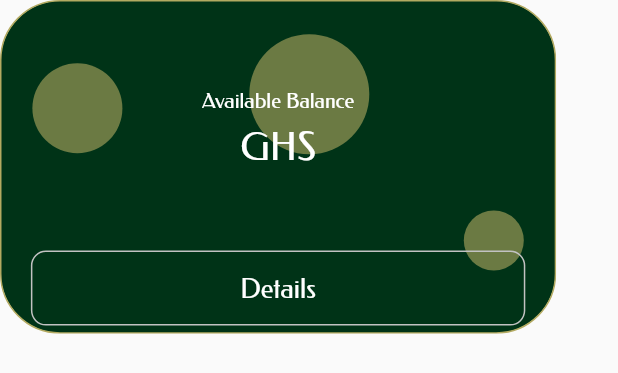
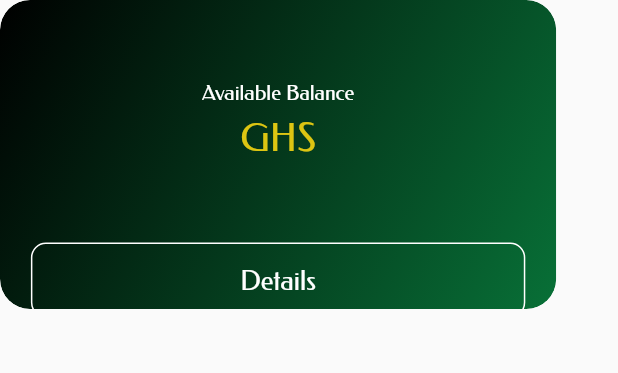
Before and after one commit to Qweku/expense_tracker, a Flutter app: the AccountCard widget shown alone on an empty page, opened directly with empty values, on a phone screen of 412 x 824 dp. Shown: the top 373 px of the screen. Run offline on Flutter 3.47's test engine with Material 2 defaults, Android fonts, the phone set to English and light mode, and no system bars; our stand-ins replace flutter_local_notifications, localstorage, rxdart, timezone; missing offline and left inert: gsheets; key blocks and very long unbroken strings in the code were emptied for the run.

```diff
--- a/lib/components/constants.dart
+++ b/lib/components/constants.dart
@@ -5,9 +5,9 @@ final double width =
 final double height =
     MediaQueryData.fromWindow(WidgetsBinding.instance.window).size.height;
 
-Color primaryColor = const Color.fromARGB(255, 0, 51, 23);
+Color primaryColor = Color.fromARGB(255, 8, 112, 55);
 Color primaryColorDark = const Color.fromARGB(255, 0, 4, 51);
-Color primaryColorLight = const Color.fromARGB(255, 179, 170, 97);
+Color primaryColorLight = Color.fromARGB(255, 221, 197, 18);
 
 TextStyle headline1 = const TextStyle(fontSize: 25, color: Colors.black);
 TextStyle headline2 =
@@ -23,7 +23,7 @@ final int year = DateTime.now().year;
 final int hour = DateTime.now().hour;
 final int min = DateTime.now().minute;
 
-final String currentTime = "$hour:${min < 10 ?"0$min":"$min"}";
+final String currentTime = "$hour:${min < 10 ? "0$min" : "$min"}";
 
 final String today = "$day ${months[month - 1]} $year";
 
--- a/lib/main.dart
+++ b/lib/main.dart
@@ -23,9 +23,9 @@ class MyApp extends StatelessWidget {
       theme: ThemeData(
           primarySwatch: Colors.blue,
           fontFamily: 'Federo',
-          primaryColor: const Color.fromARGB(255, 0, 51, 23),
+          primaryColor: Color.fromARGB(255, 9, 71, 37),
           primaryColorDark: const Color.fromARGB(255, 0, 4, 51),
-          primaryColorLight: const Color.fromARGB(255, 179, 170, 97),
+          primaryColorLight: Color.fromARGB(255, 202, 181, 18),
           textTheme: const TextTheme(
               headline1: TextStyle(fontSize: 25, color: Colors.black),
               headline2: TextStyle(fontSize: 25, color: Colors.white),
--- a/lib/screens/AccountsList.dart
+++ b/lib/screens/AccountsList.dart
@@ -231,7 +231,7 @@ class _AccountListState extends State<AccountList> {
                   color: primaryColor,
                 ),
                 Expanded(
-                  child: Container(color: primaryColorLight),
+                  child: Container(color: Color.fromARGB(255, 238, 238, 238)),
                 ),
               ],
             ),
--- a/lib/screens/Overview.dart
+++ b/lib/screens/Overview.dart
@@ -80,7 +80,7 @@ class _OverviewScreenState extends State<OverviewScreen> {
                     color: primaryColor,
                   ),
                   Expanded(
-                    child: Container(color: primaryColorLight),
+                    child: Container(color: Color.fromARGB(255, 238, 238, 238)),
                   ),
                 ],
               ),
--- a/lib/screens/widgets/cardWidgets.dart
+++ b/lib/screens/widgets/cardWidgets.dart
@@ -19,44 +19,60 @@ class AccountCard extends StatelessWidget {
       child: GestureDetector(
         onLongPress: onLongPress,
         child: ClipRRect(
-          //borderRadius: BorderRadius.circular(40),
+           borderRadius: BorderRadius.circular(20),
           child: Container(
-            height: height * 0.27,
+            height: height * 0.25,
             width: width * 0.9,
             decoration: BoxDecoration(
-                borderRadius: BorderRadius.circular(40),
-                border: Border.all(color: primaryColorLight),
-                color: primaryColor),
+              borderRadius: BorderRadius.circular(20),
+              // border: Border.all(color: primaryColorLight),
+              //color: Colors.white,
+              gradient: LinearGradient(
+                begin: Alignment.topLeft,
+                end: Alignment.bottomRight,
+                colors:[
+                  Colors.black,
+                  primaryColor,
+                  //primaryColor
+                ]
+              )
+            ),
             child: Stack(
               children: [
-                Positioned(
-                    top: height * 0.05,
-                    left: width * 0.05,
-                    child: CircleAvatar(
-                        radius: 30,
-                        backgroundColor: primaryColorLight.withOpacity(0.6))),
-                Positioned(
-                    bottom: height * 0.05,
-                    right: width * 0.05,
-                    child: CircleAvatar(
-                      radius: 20,
-                      backgroundColor: primaryColorLight.withOpacity(0.6),
-                    )),
-                Positioned(
-                    height: height * 0.15,
-                    right: width * 0.3,
-                    child: CircleAvatar(
-                      radius: 40,
-                      backgroundColor: primaryColorLight.withOpacity(0.6),
-                    )),
+                // Positioned(
+                //     top: height * 0.05,
+                //     left: width * 0.05,
+                //     child: CircleAvatar(
+                //         radius: 150,
+                //         backgroundColor: primaryColorLight.withOpacity(0.4))),
+                // Positioned(
+                //     bottom: -height * 0.1,
+                //     right: -width * 0.05,
+                //     child: CircleAvatar(
+                //       radius: 150,
+                //       backgroundColor: primaryColor.withOpacity(0.4),
+                //     )),
+                // Positioned(
+                //     top: -height * 0.05,
+                //     left: -width * 0.05,
+                //     child: CircleAvatar(
+                //       radius: 130,
+                //       backgroundColor: primaryColor.withOpacity(0.4),
+                //     )),
+
                 Column(
                   mainAxisAlignment: MainAxisAlignment.center,
                   children: [
-                    Text(accountName.toTitleCase(), style: headline2),
                     SizedBox(
-                      height: height * 0.03,
+                      height: height * 0.01,
                     ),
-                    Text('Available Balance', style: bodyText2),
+                    Text(accountName.toTitleCase(),
+                        style: headline2),
+                    SizedBox(
+                      height: height * 0.02,
+                    ),
+                    Text('Available Balance',
+                        style: bodyText2),
                     SizedBox(
                       height: height * 0.01,
                     ),
@@ -64,8 +80,11 @@ class AccountCard extends StatelessWidget {
                       mainAxisAlignment: MainAxisAlignment.center,
                       crossAxisAlignment: CrossAxisAlignment.start,
                       children: [
-                        Text('GHS', style: headline2),
-                        Text(balance, style: headline2.copyWith(fontSize: 50)),
+                        Text('GHS',
+                            style: headline2.copyWith(color: primaryColorLight)),
+                        Text(balance,
+                            style: headline2.copyWith(
+                                fontSize: 50, color: primaryColorLight)),
                         //Text('.50', style: headline2),
                       ],
                     ),
@@ -76,16 +95,19 @@ class AccountCard extends StatelessWidget {
                       width: width * 0.8,
                       //padding: EdgeInsets.symmetric(vertical:height * 0.01),
                       decoration: BoxDecoration(
-                        border: Border.all(
-                            color: const Color.fromARGB(255, 194, 194, 194)),
+                        border: Border.all(color: Colors.white),
                         borderRadius: BorderRadius.circular(10),
                       ),
                       child: TextButton(
                           onPressed: onTap,
                           child: Text('Details',
                               textAlign: TextAlign.center,
-                              style: headline2.copyWith(fontSize: 18))),
-                    )
+                              style: headline2.copyWith(
+                                  fontSize: 18))),
+                    ),
+                    SizedBox(
+                      height: height * 0.01,
+                    ),
                   ],
                 ),
               ],
@@ -136,7 +158,11 @@ class TransactionListCard extends StatelessWidget {
           subtitle: Text(todayDate,
               style: headline1.copyWith(color: Colors.grey, fontSize: 12)),
           trailing: Text('${expenseOrIncome == 'income' ? '+' : "-"}GHS$amount',
-              style: bodyText1.copyWith(fontSize: 17, color: primaryColor)),
+              style: bodyText1.copyWith(
+                  fontSize: 17,
+                  color: expenseOrIncome == 'income'
+                      ? primaryColor
+                      : primaryColorLight)),
         ),
       ),
     );
@@ -154,35 +180,43 @@ class BalanceCard extends StatelessWidget {
 
   @override
   Widget build(BuildContext context) {
-    return ClipRRect(
-      // borderRadius: BorderRadius.circular(40),
-      child: Container(
+    return Container(
       padding: EdgeInsets.all(width * 0.05),
       height: height * 0.2,
       width: width * 0.9,
       decoration: BoxDecoration(
-            borderRadius: BorderRadius.circular(40),
-            border: Border.all(color: primaryColorLight),
-            color: primaryColor),
+          borderRadius: BorderRadius.circular(20),
+          // border: Border.all(color: primaryColorLight),
+          gradient: LinearGradient(
+                begin: Alignment.topLeft,
+                end: Alignment.bottomRight,
+                colors:[
+                  Colors.black,
+                  primaryColor,
+                  //primaryColor
+                ]
+              )),
       child: Stack(
         children: [
-            Positioned(
-                top: height * 0.02,
-                left: width * 0.05,
-                child: CircleAvatar(
-                    radius: 30,
-                    backgroundColor: primaryColorLight.withOpacity(0.6))),
-            Positioned(
-                bottom: height * 0.02,
-                right: width * 0.05,
-                child: CircleAvatar(
-                  radius: 40,
-                  backgroundColor: primaryColorLight.withOpacity(0.6),
-                )),
+          // Positioned(
+          //     top: height * 0.02,
+          //     left: width * 0.05,
+          //     child: CircleAvatar(
+          //         radius: 70,
+          //         backgroundColor: primaryColorLight.withOpacity(0.3))),
+          // Positioned(
+          //     bottom: height * 0.02,
+          //     right: width * 0.05,
+          //     child: CircleAvatar(
+          //       radius: 70,
+          //       backgroundColor: primaryColor.withOpacity(0.3),
+          //     )),
+
           Column(
             mainAxisAlignment: MainAxisAlignment.center,
             children: [
-                Text('Available Balance', style: bodyText2),
+              Text('Available Balance',
+                  style: bodyText2),
               SizedBox(
                 height: height * 0.01,
               ),
@@ -190,8 +224,11 @@ class BalanceCard extends StatelessWidget {
                 mainAxisAlignment: MainAxisAlignment.center,
                 crossAxisAlignment: CrossAxisAlignment.start,
                 children: [
-                    Text('GHS', style: headline2),
-                    Text(balance, style: headline2.copyWith(fontSize: 60)),
+                  Text('GHS',
+                      style: headline2.copyWith(color: primaryColorLight)),
+                  Text(balance,
+                      style: headline2.copyWith(
+                          fontSize: 60, color: primaryColorLight)),
                   //Text('.50', style: theme.textTheme.headline2),
                 ],
               ),
@@ -201,7 +238,7 @@ class BalanceCard extends StatelessWidget {
                   Row(
                     children: [
                       CircleAvatar(
-                          backgroundColor: Colors.white,
+                        backgroundColor: Color.fromARGB(255, 238, 238, 238),
                         child: Icon(
                           Icons.arrow_upward,
                           color: primaryColor,
@@ -211,8 +248,11 @@ class BalanceCard extends StatelessWidget {
                       Column(
                         crossAxisAlignment: CrossAxisAlignment.start,
                         children: [
-                            Text('Income', style: bodyText2),
-                            Text('GHS $income', style: bodyText2),
+                          Text('Income',
+                              style:
+                                  bodyText2.copyWith(color: primaryColorLight)),
+                          Text('GHS $income',
+                              style: bodyText2),
                         ],
                       )
                     ],
@@ -222,13 +262,16 @@ class BalanceCard extends StatelessWidget {
                       Column(
                         crossAxisAlignment: CrossAxisAlignment.start,
                         children: [
-                            Text('Expense', style: bodyText2),
-                            Text('GHS $expense', style: bodyText2),
+                          Text('Expense',
+                              style:
+                                  bodyText2.copyWith(color: primaryColorLight)),
+                          Text('GHS $expense',
+                              style: bodyText2),
                         ],
                       ),
                       SizedBox(width: width * 0.02),
                       CircleAvatar(
-                          backgroundColor: Colors.white,
+                        backgroundColor: Color.fromARGB(255, 238, 238, 238),
                         child: Icon(
                           Icons.arrow_downward,
                           color: primaryColorLight,
@@ -242,7 +285,6 @@ class BalanceCard extends StatelessWidget {
           ),
         ],
       ),
-      ),
     );
   }
 }
--- a/pubspec.yaml
+++ b/pubspec.yaml
@@ -51,8 +51,8 @@ dev_dependencies:
 flutter_icons:
   android: true
   ios: true
-  image_path: "assets/appIcon.png"
-  adaptive_icon_foreground: "assets/appIcon.png"
+  image_path: "assets/app_Icon.png"
+  adaptive_icon_foreground: "assets/app_Icon.png"
 
   # The "flutter_lints" package below contains a set of recommended lints to
   # encourage good coding practices. The lint set provided by the package is
```
Also changed, not shown: lib/screens/Notification/notifications.dart (+5 -5 lines), assets/appIcon.png (deleted), assets/app_Icon.png (added), 38 other files. Lines whose indentation alone changed are shown as unchanged.
